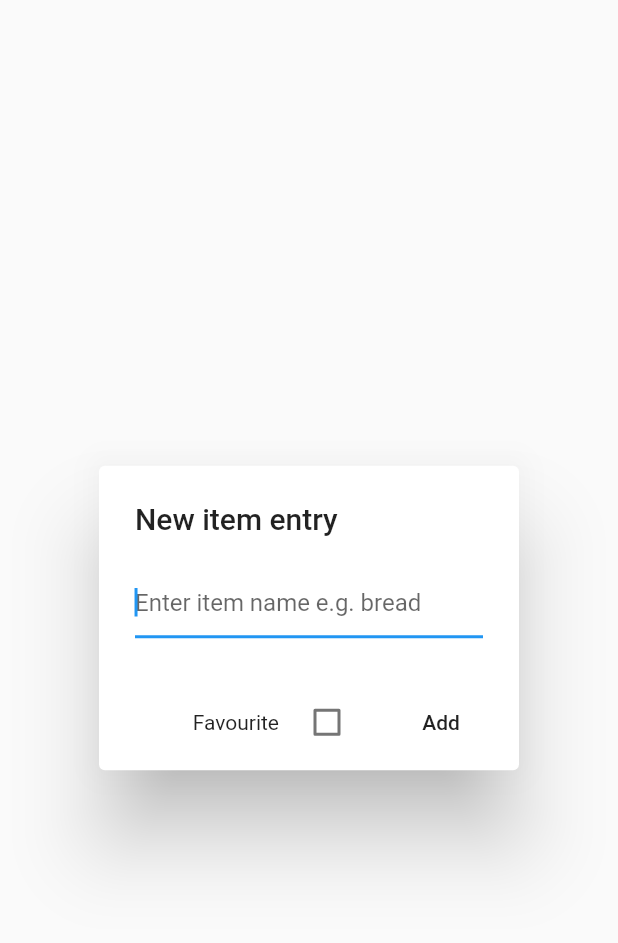
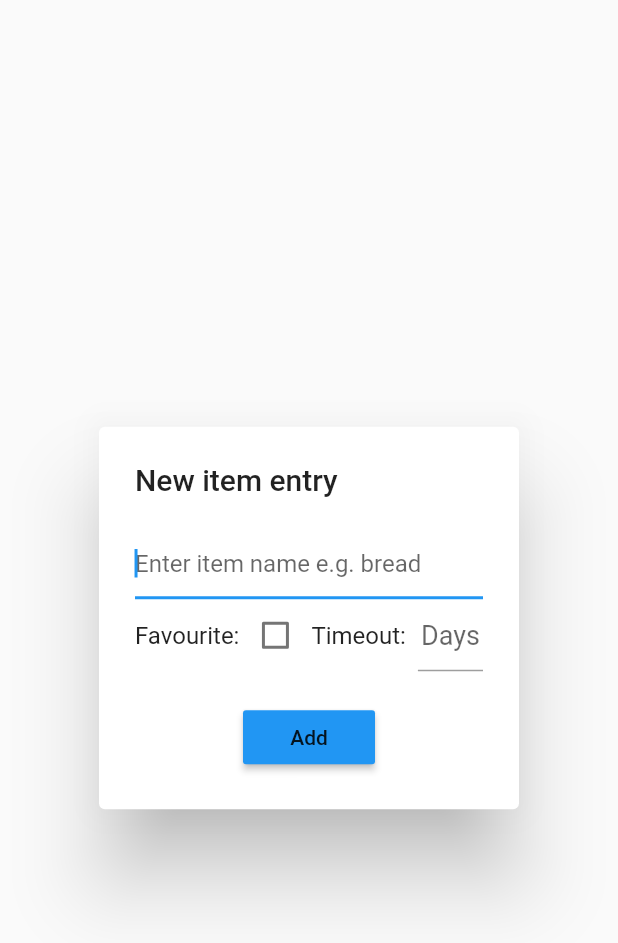
Before and after one commit to natodemon/Justlist, a Flutter app: the ListInputDialog widget shown alone on an empty page, opened directly with empty values, on a phone screen of 412 x 824 dp. Shown: the top 943 px of the screen. Run offline on Flutter 3.47's test engine with Material 2 defaults, Android fonts, the phone set to English and light mode, and no system bars; our stand-ins replace sqflite; accounts and stored records are empty.

Commit message:
Enable timeout input and fix favourite deletion

```diff
--- a/lib/pages/favourite_selection.dart
+++ b/lib/pages/favourite_selection.dart
@@ -15,6 +15,7 @@ class FavouriteListState extends State<FavouriteList> {
   DBHelper dbHelper = DBHelper();
   List<Item> _favList;
   final Set<int> _selectedIDs = Set<int>();
+  final GlobalKey<ScaffoldState> _favScaffoldKey = GlobalKey<ScaffoldState>();
 
   @override
   Widget build(BuildContext context) {
@@ -28,10 +29,12 @@ class FavouriteListState extends State<FavouriteList> {
     }
 
     return Scaffold(
+      key: _favScaffoldKey,
       appBar: AppBar(
         leading: IconButton(
           icon: Icon(Icons.arrow_back),
           onPressed: () {
+            _favScaffoldKey.currentState.hideCurrentSnackBar();
             if(_selectedIDs.length > 0){
               addSelectedItems();
             }
--- a/lib/utils/listItem_input_dialog.dart
+++ b/lib/utils/listItem_input_dialog.dart
@@ -14,8 +14,12 @@ class ListInputDialog extends StatefulWidget {
 class ListInputDialogState extends State<ListInputDialog> {
   //TextEditingController _textEditingController = TextEditingController();
   DBHelper dbHelper = DBHelper();
+
+  // Input variables
   bool isFavourite = false;
   String itemName = '';
+  int timeoutVal;
+
   @override
   Widget build(BuildContext context) {
     return _constructDialog(context);
@@ -25,7 +29,13 @@ class ListInputDialogState extends State<ListInputDialog> {
     //String itemName = '';
     return AlertDialog(
           title: Text('New item entry'),
-          content: TextField(
+          content: Column(
+            mainAxisSize: MainAxisSize.min,
+            children: <Widget>[
+              Row(
+                children: <Widget>[
+                  Expanded(
+                    child: TextField(
                       autofocus: true,
                       textCapitalization: TextCapitalization.sentences,
                       decoration: InputDecoration(hintText: 'Enter item name e.g. bread'),
@@ -35,8 +45,12 @@ class ListInputDialogState extends State<ListInputDialog> {
                         });
                       },
                     ),
-          actions: <Widget>[
-            Text('Favourite'),
+                  )
+                ],
+              ),
+              Row(
+                children: <Widget>[
+                  Text('Favourite:'),
                   Checkbox(
                     value: isFavourite,
                     onChanged: (newCheckedVal) {
@@ -45,28 +59,51 @@ class ListInputDialogState extends State<ListInputDialog> {
                       });
                     },
                   ),
-            // Text('Timeout'),
-            // TextField(
-            //   keyboardType: TextInputType.number,
-            //   inputFormatters: <TextInputFormatter>[
-            //     WhitelistingTextInputFormatter.digitsOnly,
-            //     LengthLimitingTextInputFormatter(2)
-            //   ],
-            // ),
-            FlatButton(
+                  Text('Timeout:'),
+                  SizedBox(width: 8.0,),
+                  Expanded(
+                    child: TextField(
+                      style: TextStyle(fontSize: 18.0,),
+                      textAlign: TextAlign.center,
+                      decoration: InputDecoration(hintText: 'Days'),
+                      keyboardType: TextInputType.number,
+                      inputFormatters: <TextInputFormatter>[
+                        WhitelistingTextInputFormatter.digitsOnly,
+                        LengthLimitingTextInputFormatter(2)
+                      ],
+                      onChanged: (newTimeout) {
+                        timeoutVal = num.tryParse(newTimeout);
+                      },
+                    ),
+                  )
+                ],
+              ),
+              SizedBox(height: 20,),
+              Row(
+                mainAxisAlignment: MainAxisAlignment.center,
+                children: <Widget>[
+                  MaterialButton(
+                    color: Colors.blue,
                     child: Text('Add'),
                     onPressed: () {
-                dbHelper.insertItem(_constructNewItem(itemName,isFavourite));
+                      dbHelper.insertItem(_constructNewItem(itemName,isFavourite, timeoutVal));
                       Navigator.of(context).pop();
                     },
                   )
                 ],
+              )
+            ],
+          ),
         );
   }
 
-  Item _constructNewItem(String itemName, bool favourite) {
+  Item _constructNewItem(String itemName, bool favourite, int timeout) {
     // Will need some validation here or at time of input
     //int fav = (favourite == true ? 1 : 0);
+    if(timeout != null) {
+      return Item(itemName,favourite,widget.shopListId, timeout);
+    }else{
       return Item(itemName,favourite,widget.shopListId);
     }
   }
+}
```
Lines whose indentation alone changed are shown as unchanged.
